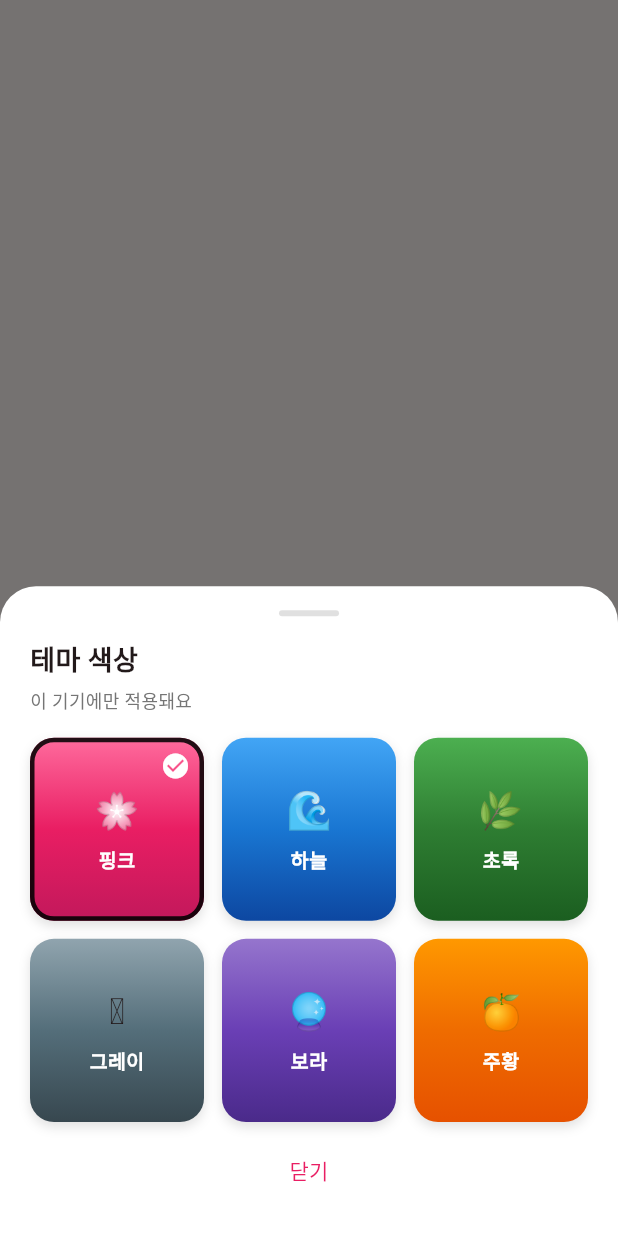
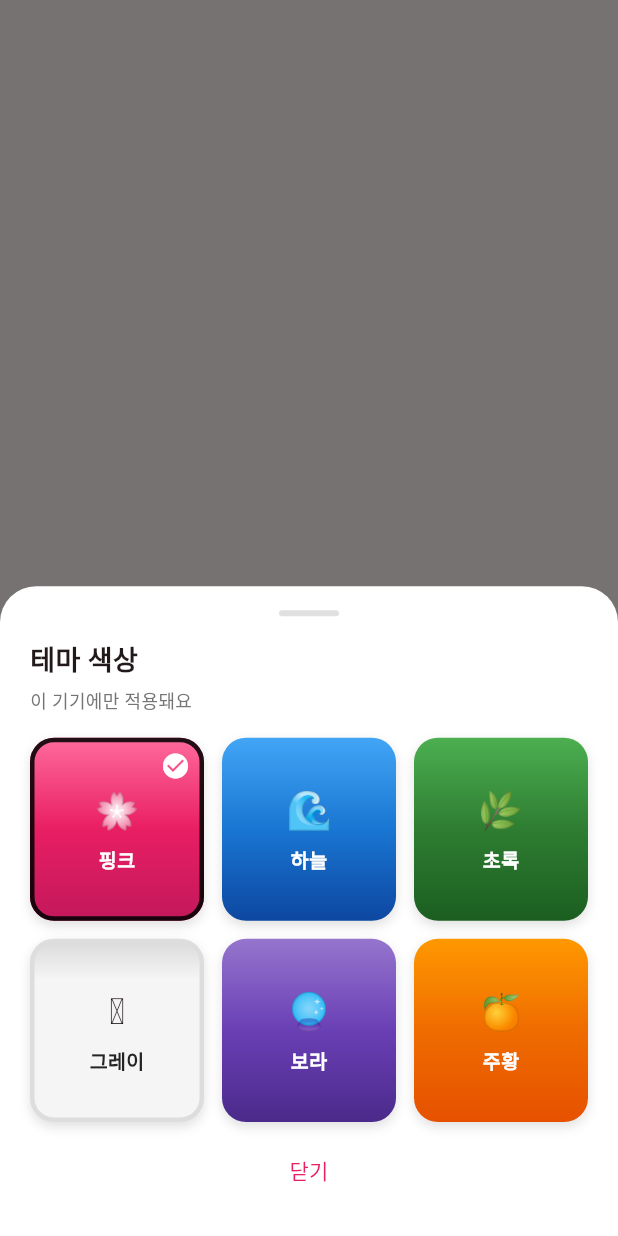
Before and after one commit to HanYoungUk/love-app, a Flutter app: what showThemePicker() shows on an empty page, opened directly, on a phone screen of 412 x 824 dp. Run offline on Flutter 3.47's test engine with Material 3 defaults, Android fonts, the phone set to English and light mode, and no system bars; our stand-ins replace cloud_firestore, firebase_auth, firebase_core, firebase_messaging, firebase_storage, image_picker and 3 more; missing offline and left inert: dart:html, dart:js_interop; accounts and stored records are empty; network calls fail.

Commit message:
feat: 테마에 전경색/오버레이/그라데이션 정지점 추가
그레이 같은 밝은 테마에서 흰 글자가 안 보이던 문제. 화면마다
Colors.white를 박아 두는 대신 테마가 전경색을 들고 있게 바꾸고,
모든 화면이 AppTheme.onGradient / overlay / gradient를 쓰도록 정리.

Co-Authored-By: Claude Opus 5 <noreply@anthropic.com>

```diff
--- a/lib/theme/app_theme.dart
+++ b/lib/theme/app_theme.dart
@@ -13,6 +13,22 @@ class AppPalette {
   final Color primary;
   final Color dark;
 
+  /// 그라데이션 배경 **위**에 얹는 글자·아이콘 색.
+  /// 어두운 테마는 흰색, 밝은 테마(그레이)는 진한 회색.
+  final Color onGradient;
+
+  /// 그라데이션 배경 위 반투명 패널의 바탕색. 투명도는 쓰는 쪽에서 정한다.
+  /// 어두운 테마는 흰색 계열, 밝은 테마는 검정 계열이어야 보인다.
+  final Color overlay;
+
+  /// 배경 그라데이션을 직접 지정할 때. 안 주면 [light, primary, dark].
+  /// (밝은 테마는 primary가 버튼용 진한 색이라 그라데이션과 따로 간다)
+  final List<Color>? gradientColors;
+
+  /// 그라데이션 색이 바뀌는 위치(0~1). 안 주면 균등 분할.
+  /// 위쪽에서만 짧게 번지고 나머지는 평평하게 두고 싶을 때 쓴다.
+  final List<double>? gradientStops;
+
   const AppPalette({
     required this.id,
     required this.label,
@@ -21,10 +37,17 @@ class AppPalette {
     required this.mid,
     required this.primary,
     required this.dark,
+    this.onGradient = Colors.white,
+    this.overlay = Colors.white,
+    this.gradientColors,
+    this.gradientStops,
   });
 
   /// 화면 배경 그라데이션(위 → 아래)
-  List<Color> get gradient => [light, primary, dark];
+  List<Color> get gradient => gradientColors ?? [light, primary, dark];
+
+  /// 밝은 배경 테마인지 (글자를 어둡게 써야 하는 테마)
+  bool get isLight => onGradient != Colors.white;
 }
 
 /// 테마 선택 상태. 기기 로컬(SharedPreferences)에 저장한다.
@@ -64,10 +87,16 @@ class AppTheme {
       id: 'grey',
       label: '그레이',
       emoji: '🩶',
-      light: Color(0xFF90A4AE),
-      mid: Color(0xFF78909C),
-      primary: Color(0xFF546E7A),
-      dark: Color(0xFF37474F),
+      // 채팅 화면과 같은 톤의 밝은 무채색. 배경이 밝으니 글자는 진하게 간다.
+      light: Color(0xFFC4C4C4), // 달력 오늘 표시 등 옅은 강조
+      mid: Color(0xFF9E9E9E),
+      primary: Color(0xFF616161), // 버튼·아이콘 (흰 글씨가 올라감)
+      dark: Color(0xFF424242), // 어두운 다이얼로그 바탕
+      onGradient: Color(0xFF242424),
+      overlay: Colors.black,
+      // 바탕은 #F5F5F5 하나로 평평하게 두고, 맨 위에만 회색이 살짝 번진다.
+      gradientColors: [Color(0xFFD9D9D9), Color(0xFFF5F5F5), Color(0xFFF5F5F5)],
+      gradientStops: [0.0, 0.22, 1.0],
     ),
     AppPalette(
       id: 'purple',
@@ -98,6 +127,18 @@ class AppTheme {
   static Color get primary => p.primary;
   static Color get dark => p.dark;
   static List<Color> get gradient => p.gradient;
+  static List<double>? get gradientStops => p.gradientStops;
+  static Color get onGradient => p.onGradient;
+  static Color get overlay => p.overlay;
+  static bool get isLight => p.isLight;
+
+  /// 배경 위 글자색을 흐리게 (부제·보조 문구용)
+  static Color onGradientAlpha(double a) => p.onGradient.withValues(alpha: a);
+
+  /// 배경 위 반투명 패널색.
+  /// 밝은 테마는 검정을 깔기 때문에 같은 투명도면 훨씬 진해 보인다. 그래서 옅게 낮춘다.
+  static Color overlayAlpha(double a) =>
+      p.overlay.withValues(alpha: p.isLight ? a * 0.35 : a);
 
   static AppPalette byId(String? id) =>
       palettes.firstWhere((e) => e.id == id, orElse: () => palettes.first);
--- a/lib/theme/theme_picker.dart
+++ b/lib/theme/theme_picker.dart
@@ -7,6 +7,9 @@ Future<void> showThemePicker(BuildContext context) {
   return showModalBottomSheet<void>(
     context: context,
     backgroundColor: Colors.white,
+    // 기본 바텀시트는 화면 높이의 9/16까지만 커진다. 색상 6칸 + 닫기 버튼이
+    // 그보다 높아서 아래가 잘렸다.
+    isScrollControlled: true,
     shape: const RoundedRectangleBorder(
       borderRadius: BorderRadius.vertical(top: Radius.circular(24)),
     ),
@@ -15,7 +18,13 @@ Future<void> showThemePicker(BuildContext context) {
         child: ValueListenableBuilder<AppPalette>(
           valueListenable: AppTheme.current,
           builder: (context, selected, _) {
-            return Padding(
+            return ConstrainedBox(
+              // 화면이 아주 낮으면(가로 모드 등) 시트 안에서 스크롤되게 한다
+              constraints: BoxConstraints(
+                maxHeight: MediaQuery.of(context).size.height * 0.9,
+              ),
+              child: SingleChildScrollView(
+                child: Padding(
                   padding: const EdgeInsets.fromLTRB(20, 16, 20, 20),
                   child: Column(
                     mainAxisSize: MainAxisSize.min,
@@ -34,12 +43,14 @@ Future<void> showThemePicker(BuildContext context) {
                       const SizedBox(height: 16),
                       const Text(
                         '테마 색상',
-                    style: TextStyle(fontSize: 18, fontWeight: FontWeight.bold),
+                        style:
+                            TextStyle(fontSize: 18, fontWeight: FontWeight.bold),
                       ),
                       const SizedBox(height: 4),
                       Text(
                         '이 기기에만 적용돼요',
-                    style: TextStyle(fontSize: 12, color: Colors.grey.shade600),
+                        style:
+                            TextStyle(fontSize: 12, color: Colors.grey.shade600),
                       ),
                       const SizedBox(height: 16),
                       GridView.count(
@@ -62,10 +73,13 @@ Future<void> showThemePicker(BuildContext context) {
                       Center(
                         child: TextButton(
                           onPressed: () => Navigator.pop(context),
-                      child: Text('닫기', style: TextStyle(color: AppTheme.primary)),
+                          child: Text('닫기',
+                              style: TextStyle(color: AppTheme.primary)),
                         ),
                       ),
                     ],
+                  ),
+                ),
               ),
             );
           },
@@ -96,10 +110,16 @@ class _PaletteTile extends StatelessWidget {
             begin: Alignment.topCenter,
             end: Alignment.bottomCenter,
             colors: palette.gradient,
+            stops: palette.gradientStops,
           ),
           borderRadius: BorderRadius.circular(16),
           border: Border.all(
-            color: selected ? Colors.black87 : Colors.transparent,
+            // 밝은 테마 타일은 흰 시트에 묻히니 테두리를 준다
+            color: selected
+                ? Colors.black87
+                : (palette.isLight
+                    ? const Color(0xFFDDDDDD)
+                    : Colors.transparent),
             width: 3,
           ),
           boxShadow: [
@@ -120,8 +140,9 @@ class _PaletteTile extends StatelessWidget {
                   const SizedBox(height: 6),
                   Text(
                     palette.label,
-                    style: const TextStyle(
-                      color: Colors.white,
+                    // 밝은 테마 타일은 글씨가 흰색이면 안 보인다
+                    style: TextStyle(
+                      color: palette.onGradient,
                       fontWeight: FontWeight.bold,
                       fontSize: 13,
                     ),
@@ -130,10 +151,11 @@ class _PaletteTile extends StatelessWidget {
               ),
             ),
             if (selected)
-              const Positioned(
+              Positioned(
                 top: 6,
                 right: 6,
-                child: Icon(Icons.check_circle, color: Colors.white, size: 20),
+                child: Icon(Icons.check_circle,
+                    color: palette.onGradient, size: 20),
               ),
           ],
         ),
```
Also changed, not shown: lib/screens/bucket_list_screen.dart (+17 -13 lines), lib/screens/diary_screen.dart (+65 -64 lines), lib/screens/gallery_screen.dart (+19 -18 lines), lib/screens/memo_screen.dart (+6 -5 lines), lib/screens/pending_screen.dart (+15 -10 lines), lib/screens/register_screen.dart (+9 -10 lines). Lines whose indentation alone changed are shown as unchanged.
